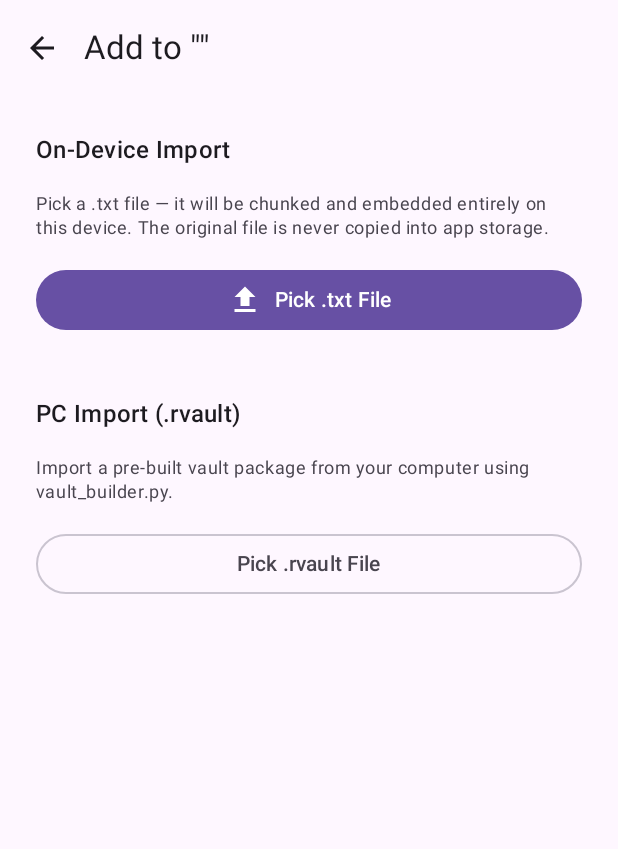
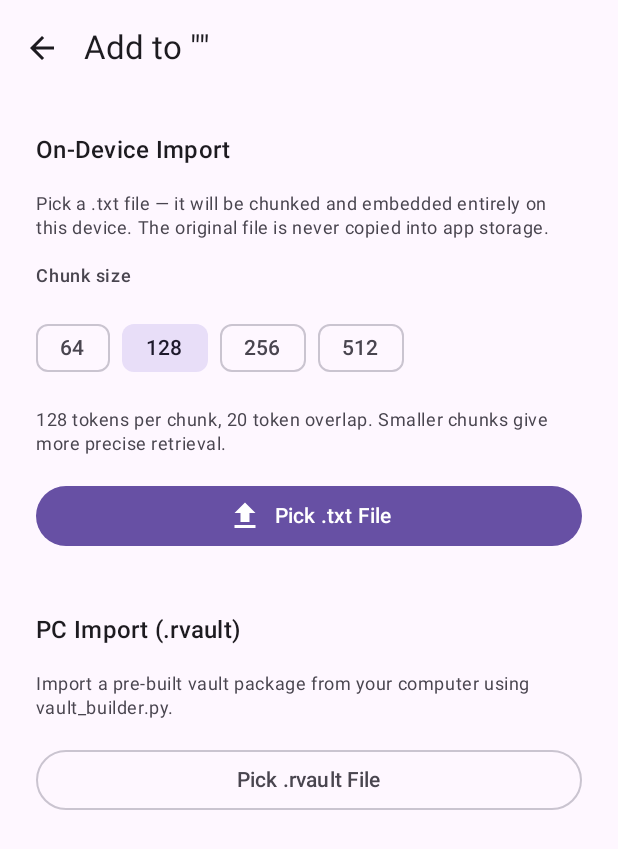
Before and after one commit to atakdnz/Vaultmind, an Android app built with Jetpack Compose: the composable ImportScreen called with empty values, on a phone screen of 412 x 824 dp. Shown: the top 849 px of the screen. Run offline under Robolectric (Android 15) with nearby library versions, the light colour scheme and no system bars; our stand-ins replace Dagger/Hilt's generated code.

Commit message:
Add configurable chunk size with import-time selection
- Change default chunk size from 256 to 128 tokens, overlap from 40 to 20
- Add chunk size selector (64/128/256/512) on import screen with FilterChips
- Clean overlap values per size: 10/20/40/80 tokens
- Update vault_builder.py defaults to match (128/20)
- Smaller chunks improve similarity scores (less noise per chunk)

```diff
--- a/app/src/main/kotlin/com/vaultmind/app/ingestion/ImportScreen.kt
+++ b/app/src/main/kotlin/com/vaultmind/app/ingestion/ImportScreen.kt
@@ -6,6 +6,7 @@ import androidx.activity.compose.rememberLauncherForActivityResult
 import androidx.activity.result.contract.ActivityResultContracts
 import androidx.compose.foundation.layout.Arrangement
 import androidx.compose.foundation.layout.Column
+import androidx.compose.foundation.layout.Row
 import androidx.compose.foundation.layout.Spacer
 import androidx.compose.foundation.layout.fillMaxSize
 import androidx.compose.foundation.layout.fillMaxWidth
@@ -19,6 +20,7 @@ import androidx.compose.material.icons.filled.FileUpload
 import androidx.compose.material3.Button
 import androidx.compose.material3.CircularProgressIndicator
 import androidx.compose.material3.ExperimentalMaterial3Api
+import androidx.compose.material3.FilterChip
 import androidx.compose.material3.Icon
 import androidx.compose.material3.IconButton
 import androidx.compose.material3.LinearProgressIndicator
@@ -30,6 +32,7 @@ import androidx.compose.material3.Text
 import androidx.compose.material3.TopAppBar
 import androidx.compose.runtime.Composable
 import androidx.compose.runtime.getValue
+import androidx.compose.runtime.mutableIntStateOf
 import androidx.compose.runtime.mutableStateOf
 import androidx.compose.runtime.remember
 import androidx.compose.runtime.setValue
@@ -39,6 +42,11 @@ import androidx.compose.ui.text.font.FontWeight
 import androidx.compose.ui.text.input.PasswordVisualTransformation
 import androidx.compose.ui.unit.dp
 import androidx.lifecycle.compose.collectAsStateWithLifecycle
+
+/** Clean overlap values per chunk size. */
+private fun overlapFor(size: Int) = when (size) {
+    64 -> 10; 128 -> 20; 256 -> 40; 512 -> 80; else -> size / 6
+}
 
 @OptIn(ExperimentalMaterial3Api::class)
 @Composable
@@ -53,13 +61,14 @@ fun ImportScreen(
     var pendingTxtUri by remember { mutableStateOf<Uri?>(null) }
     var pendingRvaultUri by remember { mutableStateOf<Uri?>(null) }
     var rvaultPassword by remember { mutableStateOf("") }
+    var chunkSize by remember { mutableIntStateOf(128) }
 
     val txtPicker = rememberLauncherForActivityResult(
         contract = ActivityResultContracts.OpenDocument()
     ) { uri ->
         if (uri != null) {
             pendingTxtUri = uri
-            viewModel.importTxt(uri, vaultId)
+            viewModel.importTxt(uri, vaultId, chunkSize = chunkSize, chunkOverlap = overlapFor(chunkSize))
         }
     }
 
@@ -98,6 +107,8 @@ fun ImportScreen(
             when (val s = state) {
                 ImportUiState.Idle -> {
                     ImportIdleContent(
+                        chunkSize = chunkSize,
+                        onChunkSizeChange = { chunkSize = it },
                         onPickTxt = { txtPicker.launch(arrayOf("text/plain")) },
                         onPickRvault = { rvaultPicker.launch(arrayOf("*/*")) },
                         pendingRvaultUri = pendingRvaultUri,
@@ -141,6 +152,8 @@ fun ImportScreen(
 
 @Composable
 private fun ImportIdleContent(
+    chunkSize: Int,
+    onChunkSizeChange: (Int) -> Unit,
     onPickTxt: () -> Unit,
     onPickRvault: () -> Unit,
     pendingRvaultUri: Uri?,
@@ -154,10 +167,34 @@ private fun ImportIdleContent(
         fontWeight = FontWeight.SemiBold
     )
     Text(
-        text = "Pick a .txt file — it will be chunked and embedded entirely on this device. The original file is never copied into app storage.",
+        text = "Pick a .txt file \u2014 it will be chunked and embedded entirely on this device. The original file is never copied into app storage.",
         style = MaterialTheme.typography.bodySmall,
         color = MaterialTheme.colorScheme.onSurfaceVariant
     )
+
+    // Chunk size selector
+    Text(
+        text = "Chunk size",
+        style = MaterialTheme.typography.labelMedium,
+        color = MaterialTheme.colorScheme.onSurfaceVariant
+    )
+    Row(
+        horizontalArrangement = Arrangement.spacedBy(8.dp)
+    ) {
+        listOf(64, 128, 256, 512).forEach { size ->
+            FilterChip(
+                selected = chunkSize == size,
+                onClick = { onChunkSizeChange(size) },
+                label = { Text("$size") }
+            )
+        }
+    }
+    Text(
+        text = "${chunkSize} tokens per chunk, ${overlapFor(chunkSize)} token overlap. Smaller chunks give more precise retrieval.",
+        style = MaterialTheme.typography.bodySmall,
+        color = MaterialTheme.colorScheme.onSurfaceVariant
+    )
+
     Button(
         onClick = onPickTxt,
         modifier = Modifier.fillMaxWidth()
--- a/app/src/main/kotlin/com/vaultmind/app/ingestion/TextChunker.kt
+++ b/app/src/main/kotlin/com/vaultmind/app/ingestion/TextChunker.kt
@@ -4,8 +4,8 @@ package com.vaultmind.app.ingestion
  * Recursive text splitter that respects paragraph and sentence boundaries.
  *
  * Chunking strategy (matching the plan):
- *  - Target chunk size: 256 tokens (~1024 characters for Turkish/multilingual text)
- *  - Overlap: 40 tokens (~160 characters)
+ *  - Target chunk size: 128 tokens (~512 characters for Turkish/multilingual text)
+ *  - Overlap: 20 tokens (~80 characters)
  *  - Priority: split on double-newline (paragraphs) → newline → ". " → " "
  *
  * Token count approximation: 1 token ≈ 4 characters for Turkish text.
@@ -13,8 +13,8 @@ package com.vaultmind.app.ingestion
  * bundled with EmbeddingGemma (see: plan § Notes for Coding Agent, point 3).
  */
 class TextChunker(
-    private val targetTokens: Int = 256,
-    private val overlapTokens: Int = 40
+    private val targetTokens: Int = 128,
+    private val overlapTokens: Int = 20
 ) {
     companion object {
         // 1 token ≈ 4 characters (conservative estimate for Turkish/multilingual)
```
Also changed, not shown: app/src/main/kotlin/com/vaultmind/app/ingestion/ImportViewModel.kt (+6 -2 lines), app/src/main/kotlin/com/vaultmind/app/ingestion/OnDeviceIngestion.kt (+10 -5 lines), 2 other files.
